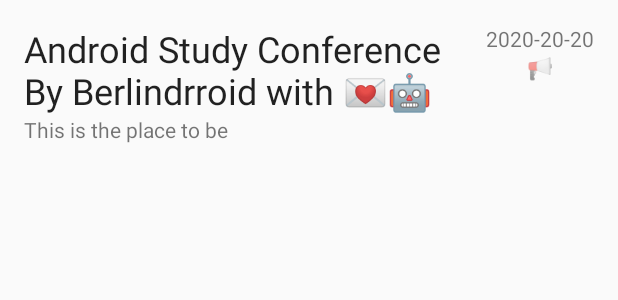
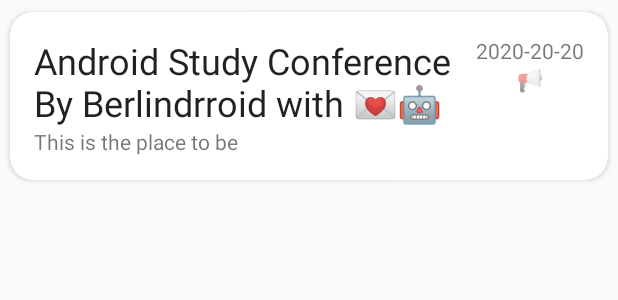
Before and after one commit to gdg-berlin-android/android-conferences, an Android app: the layout conference_item.xml on its own in the app's theme, with its tools: preview values and no code run, on a phone screen of 412 x 824 dp. Shown: the top 300 px of the screen. Run offline under Robolectric (Android 15) with nearby library versions, the phone set to English and light mode, and no system bars.

Commit message:
More user friendly interface🎭

```diff
--- a/app/build.gradle
+++ b/app/build.gradle
@@ -5,6 +5,9 @@ apply plugin: 'kotlin-android'
 apply plugin: 'kotlin-android-extensions'
 
 android {
+    viewBinding {
+        enabled = true
+    }
     compileSdkVersion 29
     buildToolsVersion "29.0.2"
     defaultConfig {
@@ -39,4 +42,5 @@ dependencies {
     androidTestImplementation 'androidx.test.espresso:espresso-core:3.2.0'
     implementation 'androidx.recyclerview:recyclerview:1.1.0'
     implementation 'androidx.lifecycle:lifecycle-extensions:2.1.0'
+    implementation 'androidx.cardview:cardview:1.0.0'
 }
--- a/app/src/main/java/de/berlindroid/androidconferences/ConferenceViewModel.kt
+++ b/app/src/main/java/de/berlindroid/androidconferences/ConferenceViewModel.kt
@@ -3,6 +3,7 @@ package de.berlindroid.androidconferences
 import androidx.lifecycle.MutableLiveData
 import androidx.lifecycle.ViewModel
 import de.berlindroid.androidconferences.ConferenceState.Failure
+import de.berlindroid.androidconferences.ConferenceState.Loading
 import de.berlindroid.androidconferences.ConferenceState.Success
 
 sealed class ConferenceState {
@@ -15,7 +16,7 @@ sealed class ConferenceState {
 
 class ConferenceViewModel : ViewModel() {
     private val service = ConferenceService()
-    val state: MutableLiveData<ConferenceState> = MutableLiveData()
+    val state: MutableLiveData<ConferenceState> = MutableLiveData(Loading)
 
     init {
         service
--- /dev/null
+++ b/app/src/main/res/drawable/round_background.xml
@@ -0,0 +1,4 @@
+<shape xmlns:android="http://schemas.android.com/apk/res/android">
+    <solid android:color="@color/colorPrimaryDark"/>
+    <corners android:radius="100dp"/>
+</shape>
--- a/app/src/main/res/layout/conference_item.xml
+++ b/app/src/main/res/layout/conference_item.xml
@@ -1,50 +1,60 @@
 <?xml version="1.0" encoding="utf-8"?>
+<androidx.cardview.widget.CardView xmlns:android="http://schemas.android.com/apk/res/android"
+    xmlns:app="http://schemas.android.com/apk/res-auto"
+    xmlns:tools="http://schemas.android.com/tools"
+    android:layout_width="match_parent"
+    android:layout_height="wrap_content"
+    app:cardCornerRadius="15dp"
+    app:cardElevation="2dp"
+    app:cardUseCompatPadding="true"
+    app:cardBackgroundColor="@android:color/white"
+    >
+
     <androidx.constraintlayout.widget.ConstraintLayout
-        xmlns:android="http://schemas.android.com/apk/res/android" xmlns:app="http://schemas.android.com/apk/res-auto"
-        xmlns:tools="http://schemas.android.com/tools"
         android:id="@+id/conference_item"
         android:layout_width="match_parent"
         android:layout_height="wrap_content"
-        android:padding="16dp"
-        android:orientation="vertical">
+        android:orientation="vertical"
+        android:padding="16dp">
 
         <TextView
-            app:layout_constraintStart_toStartOf="parent"
-            app:layout_constraintEnd_toStartOf="@id/date"
-            app:layout_constraintTop_toTopOf="parent"
+            android:id="@+id/name"
             style="@style/TextAppearance.AppCompat.Headline"
-            android:id="@+id/name"
             android:layout_width="0dp"
             android:layout_height="wrap_content"
-            tools:text="Android Study Conference By Berlindrroid with 💌🤖"/>
+            app:layout_constraintEnd_toStartOf="@id/date"
+            app:layout_constraintStart_toStartOf="parent"
+            app:layout_constraintTop_toTopOf="parent"
+            tools:text="Android Study Conference By Berlindrroid with 💌🤖" />
 
         <TextView
-            app:layout_constraintTop_toBottomOf="@id/name"
-            app:layout_constraintStart_toStartOf="parent"
-            app:layout_constraintEnd_toEndOf="parent"
             android:id="@+id/place"
             android:layout_width="0dp"
             android:layout_height="wrap_content"
-            tools:text="This is the place to be"/>
+            app:layout_constraintEnd_toEndOf="parent"
+            app:layout_constraintStart_toStartOf="parent"
+            app:layout_constraintTop_toBottomOf="@id/name"
+            tools:text="This is the place to be" />
 
         <TextView
-            app:layout_constraintTop_toTopOf="parent"
-            app:layout_constraintStart_toEndOf="@id/name"
-            app:layout_constraintEnd_toEndOf="parent"
-            android:layout_marginStart="8dp"
             android:id="@+id/date"
             android:layout_width="wrap_content"
             android:layout_height="wrap_content"
-            android:text="2020-20-20"/>
+            android:layout_marginStart="8dp"
+            android:text="2020-20-20"
+            app:layout_constraintEnd_toEndOf="parent"
+            app:layout_constraintStart_toEndOf="@id/name"
+            app:layout_constraintTop_toTopOf="parent" />
 
         <TextView
-            app:layout_constraintTop_toBottomOf="@id/date"
-            app:layout_constraintStart_toStartOf="@id/date"
-            app:layout_constraintEnd_toEndOf="@id/date"
             android:id="@+id/callForParticipation"
             android:layout_width="wrap_content"
             android:layout_height="wrap_content"
+            android:text="📢"
             android:visibility="gone"
-            tools:visibility="visible"
-            android:text="📢"/>
+            app:layout_constraintEnd_toEndOf="@id/date"
+            app:layout_constraintStart_toStartOf="@id/date"
+            app:layout_constraintTop_toBottomOf="@id/date"
+            tools:visibility="visible" />
     </androidx.constraintlayout.widget.ConstraintLayout>
+</androidx.cardview.widget.CardView>
--- a/build.gradle
+++ b/build.gradle
@@ -8,10 +8,8 @@ buildscript {
 
     }
     dependencies {
-        classpath 'com.android.tools.build:gradle:3.5.3'
+        classpath 'com.android.tools.build:gradle:3.6.0-rc02'
         classpath "org.jetbrains.kotlin:kotlin-gradle-plugin:$kotlin_version"
-        // NOTE: Do not place your application dependencies here; they belong
-        // in the individual module build.gradle files
     }
 }
 
@@ -19,7 +17,6 @@ allprojects {
     repositories {
         google()
         jcenter()
-
     }
 }
 
```
Also changed, not shown: app/src/main/java/de/berlindroid/androidconferences/ConferenceItemViewHolder.kt (+8 -12 lines), app/src/main/java/de/berlindroid/androidconferences/MainActivity.kt (+27 -20 lines), app/src/main/res/layout/activity_main.xml (+15 -8 lines), app/src/main/java/de/berlindroid/androidconferences/ConferenceItemAdapter.kt (line endings or trailing spaces), gradle/wrapper/gradle-wrapper.properties, 1 other file. Lines whose indentation alone changed are shown as unchanged.
